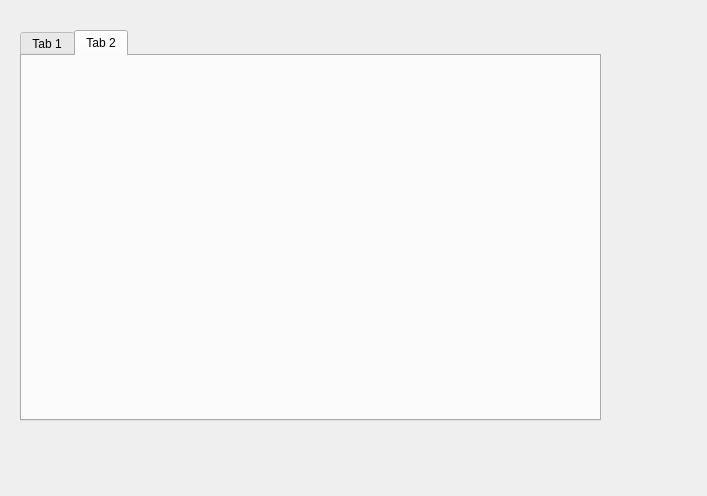
Qt form UI_Folder/MainWindow.ui (Chuezhang2278/Stock_prediction) before a commit.
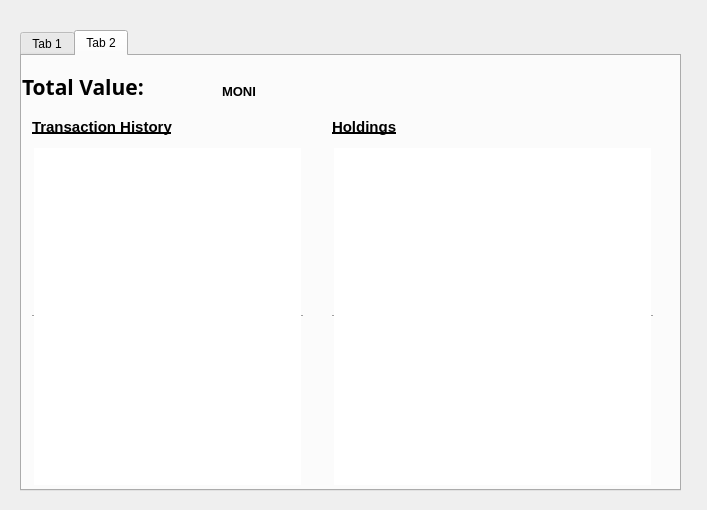
The same form after that commit. The open tabs and pages were chosen to show the change.

```diff
--- a/UI_Folder/MainWindow.ui
+++ b/UI_Folder/MainWindow.ui
@@ -7,7 +7,7 @@
     <x>0</x>
     <y>0</y>
     <width>707</width>
-    <height>496</height>
+    <height>510</height>
    </rect>
   </property>
   <property name="windowTitle">
@@ -19,8 +19,8 @@
      <rect>
       <x>20</x>
       <y>30</y>
-      <width>581</width>
-      <height>391</height>
+      <width>661</width>
+      <height>461</height>
      </rect>
     </property>
     <property name="currentIndex">
@@ -35,6 +35,124 @@
      <attribute name="title">
       <string>Tab 2</string>
      </attribute>
+     <widget class="QLabel" name="label">
+      <property name="geometry">
+       <rect>
+        <x>0</x>
+        <y>0</y>
+        <width>191</width>
+        <height>61</height>
+       </rect>
+      </property>
+      <property name="font">
+       <font>
+        <family>Arial Black</family>
+        <pointsize>16</pointsize>
+        <weight>75</weight>
+        <bold>true</bold>
+       </font>
+      </property>
+      <property name="text">
+       <string>Total Value:</string>
+      </property>
+     </widget>
+     <widget class="QLabel" name="label_2">
+      <property name="geometry">
+       <rect>
+        <x>200</x>
+        <y>20</y>
+        <width>71</width>
+        <height>31</height>
+       </rect>
+      </property>
+      <property name="font">
+       <font>
+        <family>Arial</family>
+        <pointsize>10</pointsize>
+        <weight>75</weight>
+        <bold>true</bold>
+       </font>
+      </property>
+      <property name="text">
+       <string>MONI</string>
+      </property>
+     </widget>
+     <widget class="QListView" name="listView">
+      <property name="geometry">
+       <rect>
+        <x>10</x>
+        <y>90</y>
+        <width>271</width>
+        <height>341</height>
+       </rect>
+      </property>
+      <property name="styleSheet">
+       <string notr="true"/>
+      </property>
+      <property name="frameShape">
+       <enum>QFrame::HLine</enum>
+      </property>
+     </widget>
+     <widget class="QListView" name="listView_2">
+      <property name="geometry">
+       <rect>
+        <x>310</x>
+        <y>90</y>
+        <width>321</width>
+        <height>341</height>
+       </rect>
+      </property>
+      <property name="frameShape">
+       <enum>QFrame::HLine</enum>
+      </property>
+      <property name="frameShadow">
+       <enum>QFrame::Sunken</enum>
+      </property>
+     </widget>
+     <widget class="QLabel" name="label_4">
+      <property name="geometry">
+       <rect>
+        <x>310</x>
+        <y>60</y>
+        <width>131</width>
+        <height>21</height>
+       </rect>
+      </property>
+      <property name="font">
+       <font>
+        <family>Arial</family>
+        <pointsize>11</pointsize>
+        <weight>75</weight>
+        <bold>true</bold>
+        <underline>true</underline>
+       </font>
+      </property>
+      <property name="text">
+       <string>Holdings</string>
+      </property>
+     </widget>
+     <widget class="QLabel" name="label_3">
+      <property name="geometry">
+       <rect>
+        <x>10</x>
+        <y>60</y>
+        <width>201</width>
+        <height>21</height>
+       </rect>
+      </property>
+      <property name="font">
+       <font>
+        <family>Arial</family>
+        <pointsize>11</pointsize>
+        <weight>75</weight>
+        <bold>true</bold>
+        <underline>true</underline>
+       </font>
+      </property>
+      <property name="text">
+       <string>Transaction History</string>
+      </property>
+     </widget>
     </widget>
    </widget>
   </widget>
```
Left out of the diff: 2 changed lines with no effect on the pictures.
